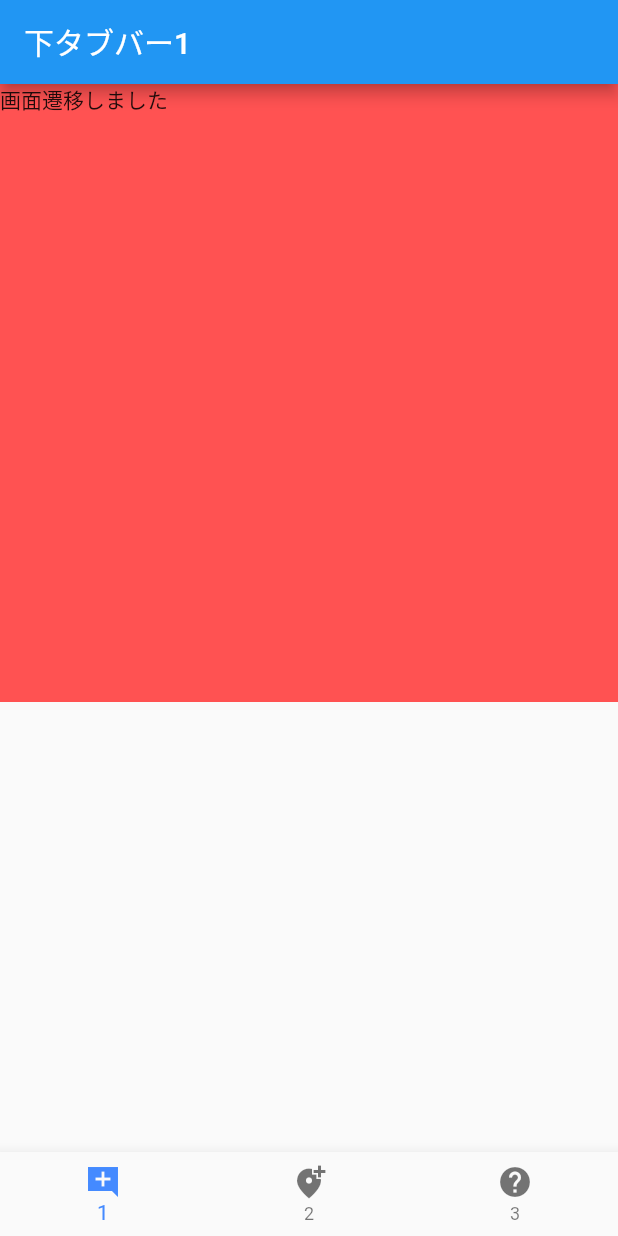
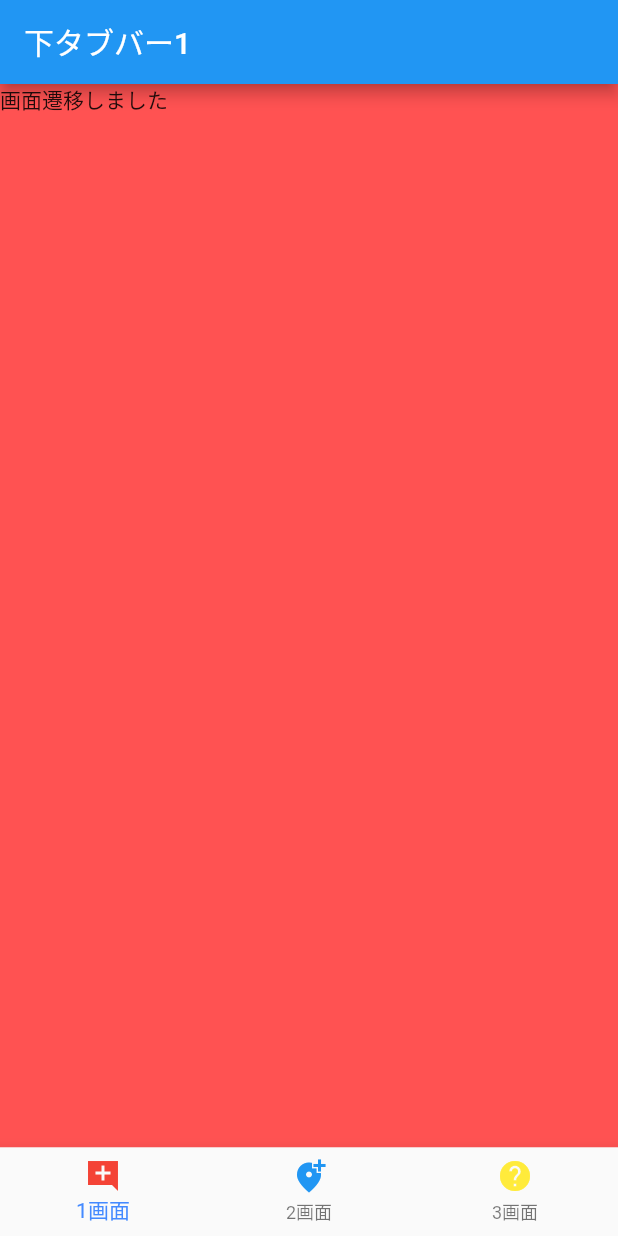
Before and after one commit to keigo194547/bottomTab_transition, a Flutter app: the screen it shows after launch, on a phone screen of 412 x 824 dp. Run offline on Flutter 3.47's test engine with Material 2 defaults, Android fonts, the light colour scheme and no system bars.

Commit message:
enumを用いた実装

```diff
--- a/lib/bottom_first.dart
+++ b/lib/bottom_first.dart
@@ -15,7 +15,7 @@ class BottomFirst extends StatelessWidget {
         child: Container(
 
           width: mediawidth,
-          height: mediahight/2,
+          height: mediahight,
 
           child: Text('画面遷移しました'),
           color: Colors.redAccent,
--- a/lib/bottom_second.dart
+++ b/lib/bottom_second.dart
@@ -15,7 +15,7 @@ class BottomSecond extends StatelessWidget {
         child: Container(
 
           width: mediawidth,
-          height: mediahight/2,
+          height: mediahight,
 
           child: Text('画面遷移しました'),
           color: Colors.blueAccent,
--- a/lib/bottom_third.dart
+++ b/lib/bottom_third.dart
@@ -15,7 +15,7 @@ class BottomThird extends StatelessWidget {
         child: Container(
 
           width: mediawidth,
-          height: mediahight/2,
+          height: mediahight,
 
           child: Text('画面遷移しました'),
           color: Colors.yellowAccent,
--- a/lib/bottonTabPage.dart
+++ b/lib/bottonTabPage.dart
@@ -28,14 +28,26 @@ class _BottomTabPageState extends State<BottomTabPage> {
 
       bottomNavigationBar: BottomNavigationBar(
         items: <BottomNavigationBarItem>[
-          BottomNavigationBarItem(icon: Icon(Icons.add_comment_sharp),
-            title: Text('1')
+          BottomNavigationBarItem(
+              icon: Icon(
+                Icons.add_comment_sharp,
+                color: hogeColor[NavigationState.firstPage],
+              ),
+              label: hogeString[NavigationState.firstPage]
           ),
-          BottomNavigationBarItem(icon: Icon(Icons.add_location_alt_sharp),
-              title: Text('2')
+          BottomNavigationBarItem(
+              icon: Icon(
+                Icons.add_location_alt_sharp,
+                color: hogeColor[NavigationState.secondPage],
+              ),
+              label: hogeString[NavigationState.secondPage]
           ),
-          BottomNavigationBarItem(icon: Icon(Icons.help),
-              title: Text('3')
+          BottomNavigationBarItem(
+              icon: Icon(
+                Icons.help,
+                color: hogeColor[NavigationState.thirdPage],
+              ),
+              label: hogeString[NavigationState.thirdPage]
           ),
         ],
 
@@ -49,3 +61,22 @@ class _BottomTabPageState extends State<BottomTabPage> {
 
   void _onItemTapped(int index) => setState(() => _currentIndex = index );
 }
+
+// ここから下は特に意味はない。マジックナンバーを用いたくなかっただけ
+enum NavigationState{
+  firstPage,
+  secondPage,
+  thirdPage
+}
+
+Map<NavigationState, Color> hogeColor = {
+  NavigationState.firstPage: Colors.red,
+  NavigationState.secondPage: Colors.blue,
+  NavigationState.thirdPage: Colors.yellow
+};
+
+Map<NavigationState, String> hogeString = {
+  NavigationState.firstPage: '1画面',
+  NavigationState.secondPage: '2画面',
+  NavigationState.thirdPage: '3画面'
+};
--- a/lib/main.dart
+++ b/lib/main.dart
@@ -1,5 +1,4 @@
 import 'package:flutter/material.dart';
-import 'package:flutter_bottomtab_transition/bottom_first.dart';
 import 'package:flutter_bottomtab_transition/bottonTabPage.dart';
 import 'package:flutter_bottomtab_transition/secondPage.dart';
 
```
